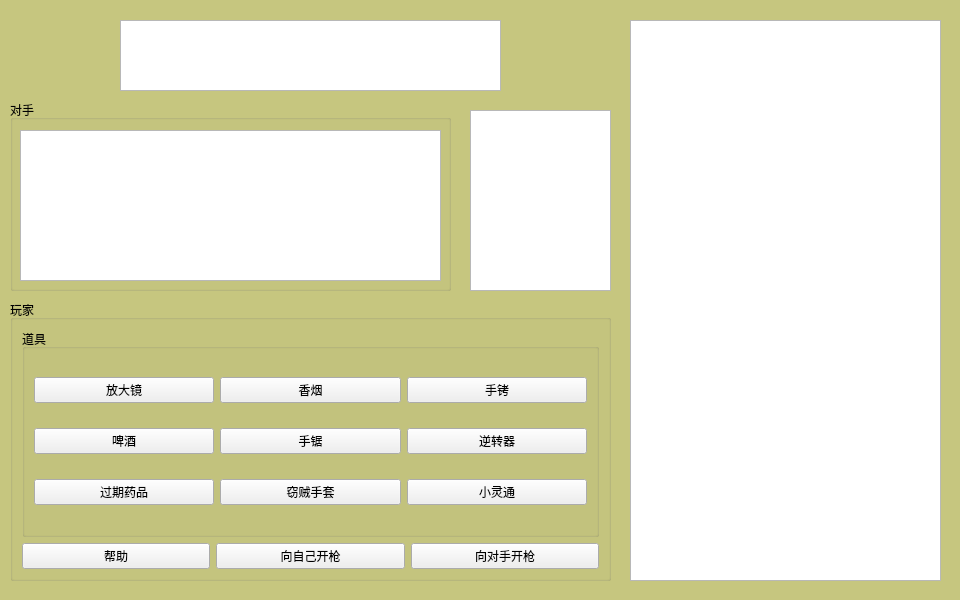
Before: the Qt Designer form startup.ui in Sam-ie/Devil_Roulette, drawn with Qt 5.
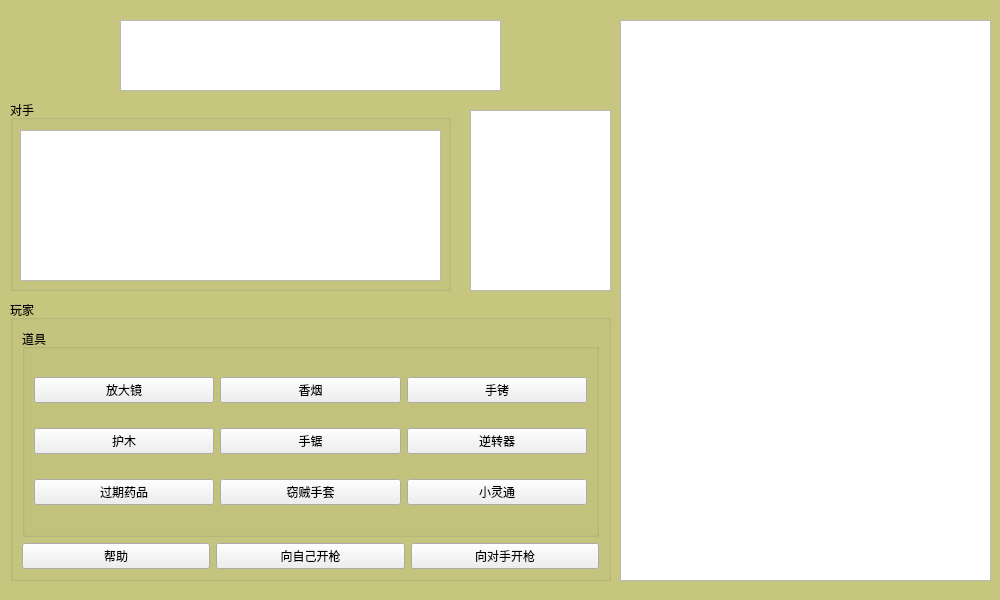
After: the same form once the commit is applied.

The edit to the form file:
```diff
--- a/startup.ui
+++ b/startup.ui
@@ -6,7 +6,7 @@
    <rect>
     <x>0</x>
     <y>0</y>
-    <width>960</width>
+    <width>1000</width>
     <height>600</height>
    </rect>
   </property>
@@ -109,7 +109,7 @@
           <item row="1" column="0">
            <widget class="QPushButton" name="pushButton_4">
             <property name="text">
-             <string>啤酒</string>
+             <string>护木</string>
             </property>
            </widget>
           </item>
@@ -209,9 +209,9 @@
      <widget class="QTextEdit" name="textEdit_4">
       <property name="geometry">
        <rect>
-        <x>630</x>
+        <x>620</x>
         <y>20</y>
-        <width>311</width>
+        <width>371</width>
         <height>561</height>
        </rect>
       </property>
```
